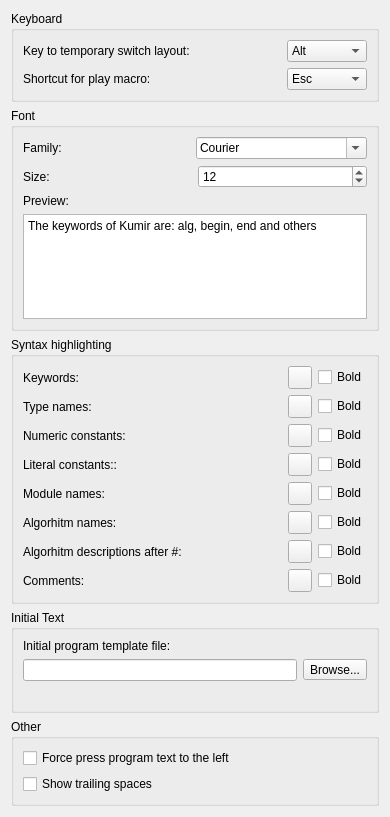
victor-yacovlev/kumir2, file src/plugins/editor/settingspage.ui: the form before one commit.
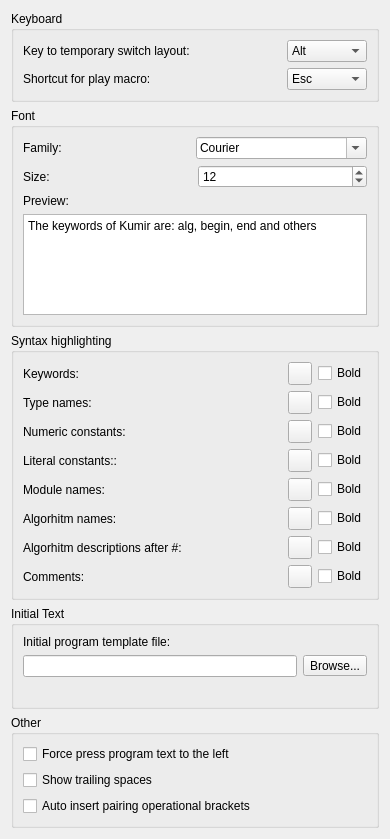
The form after the commit. Custom widgets are drawn as their Qt base class.

The edit to the form file:
```diff
--- a/src/plugins/editor/settingspage.ui
+++ b/src/plugins/editor/settingspage.ui
@@ -7,7 +7,7 @@
     <x>0</x>
     <y>0</y>
     <width>390</width>
-    <height>817</height>
+    <height>839</height>
    </rect>
   </property>
   <property name="windowTitle">
@@ -643,6 +643,13 @@
         </property>
        </widget>
       </item>
+      <item>
+       <widget class="QCheckBox" name="autoInsertClosingOperationalBrackets">
+        <property name="text">
+         <string>Auto insert pairing operational brackets</string>
+        </property>
+       </widget>
+      </item>
      </layout>
     </widget>
    </item>
```
